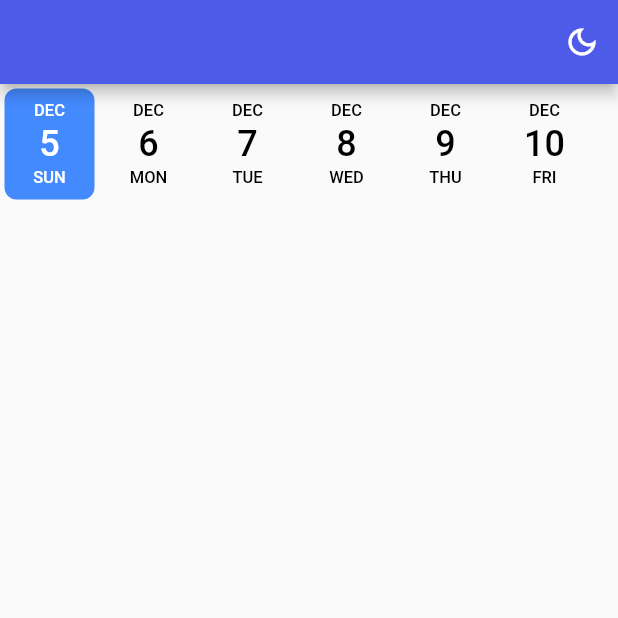
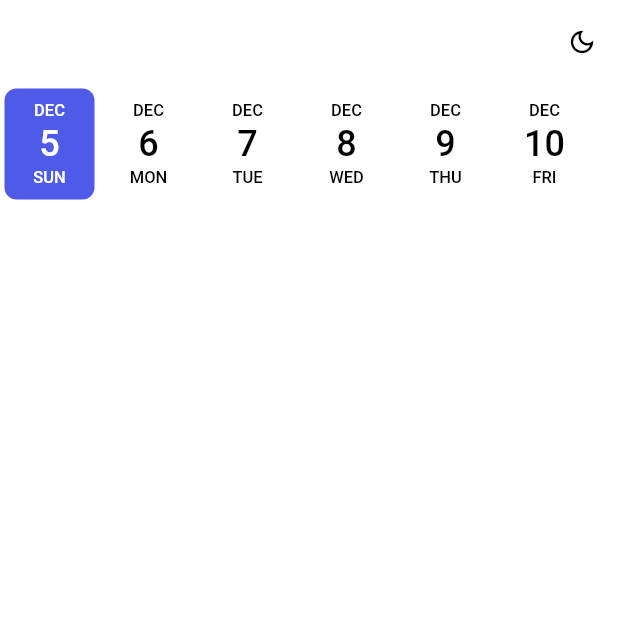
Before and after one commit to TomTruyen/CalendarApp, a Flutter app: the screen it shows after launch, on a phone screen of 412 x 824 dp, the top half of it. Run offline on Flutter 3.47's test engine with Material 2 defaults, Android fonts, the phone set to English and light mode, and no system bars; drawn by our look-alikes of date_picker_timeline; our stand-ins replace shared_preferences.

Commit message:
Update styling

```diff
--- a/calendar_app/lib/main.dart
+++ b/calendar_app/lib/main.dart
@@ -47,6 +47,7 @@ class _MyAppState extends State<MyApp> {
       themeMode: _isDarkMode ? ThemeMode.dark : ThemeMode.light,
       home: Scaffold(
         appBar: AppBar(
+          elevation: 0,
           systemOverlayStyle: SystemUiOverlayStyle(
             statusBarColor:
                 _isDarkMode ? Themes.darkStatus : Themes.lightStatus,
@@ -54,8 +55,16 @@ class _MyAppState extends State<MyApp> {
           actions: <Widget>[
             IconButton(
               icon: _isDarkMode
-                  ? const Icon(Icons.light_mode_outlined)
-                  : const Icon(Icons.dark_mode_outlined),
+                  ? const Icon(
+                      Icons.light_mode_outlined,
+                      color: Colors.white,
+                      size: 20,
+                    )
+                  : const Icon(
+                      Icons.dark_mode_outlined,
+                      color: Colors.black,
+                      size: 20,
+                    ),
               onPressed: () {
                 setTheme(!_isDarkMode);
               },
--- a/calendar_app/lib/screens/calendar_screen.dart
+++ b/calendar_app/lib/screens/calendar_screen.dart
@@ -22,7 +22,7 @@ class CalendarScreenState extends State<CalendarScreen> {
           DatePickerTimeline.DatePicker(
             DateTime.now(),
             initialSelectedDate: DateTime.now(),
-            selectionColor: Colors.blueAccent,
+            selectionColor: Theme.of(context).primaryColor,
             selectedTextColor: Colors.white,
             onDateChange: (DateTime date) {
               setState(() {
--- a/calendar_app/lib/shared/themes.dart
+++ b/calendar_app/lib/shared/themes.dart
@@ -4,23 +4,28 @@ const Color blueColor = Color(0xFF4e5ae8);
 const Color yellowolor = Color(0xFFFFB746);
 const Color pinkColor = Color(0xFFFF4667);
 const Color darkGreyColor = Color(0xFF121212);
-const Color darkHeaderColor = Color(0xFF424242);
 
 class Themes {
-  static const lightStatus = blueColor;
-  static const darkStatus = darkHeaderColor;
+  static const lightStatus = Colors.white;
+  static const darkStatus = darkGreyColor;
 
   static final light = ThemeData(
     primaryColor: blueColor,
     brightness: Brightness.light,
-    appBarTheme: const AppBarTheme(backgroundColor: blueColor),
+    backgroundColor: Colors.white,
+    scaffoldBackgroundColor: Colors.white,
+    appBarTheme: const AppBarTheme(
+      backgroundColor: Colors.white,
+    ),
   );
 
   static final dark = ThemeData(
     primaryColor: darkGreyColor,
     brightness: Brightness.dark,
+    backgroundColor: darkGreyColor,
+    scaffoldBackgroundColor: darkGreyColor,
     appBarTheme: const AppBarTheme(
-      backgroundColor: darkHeaderColor,
+      backgroundColor: darkGreyColor,
     ),
   );
 }
```
